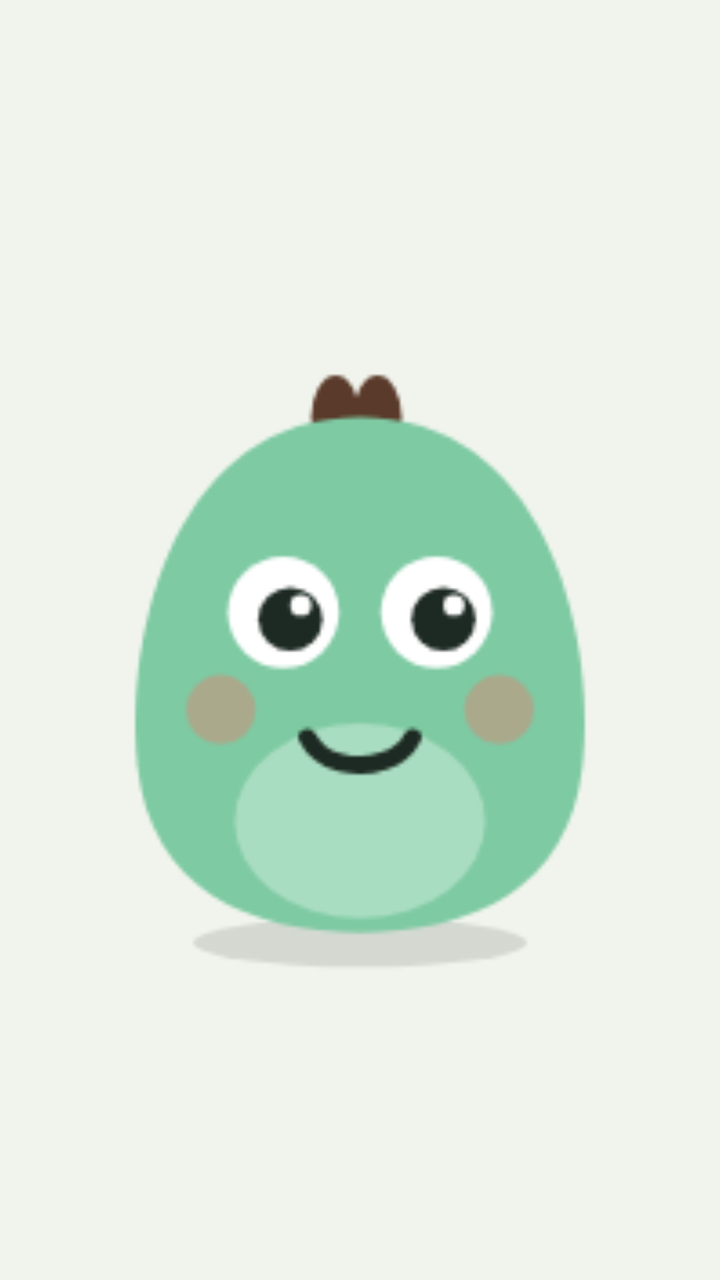
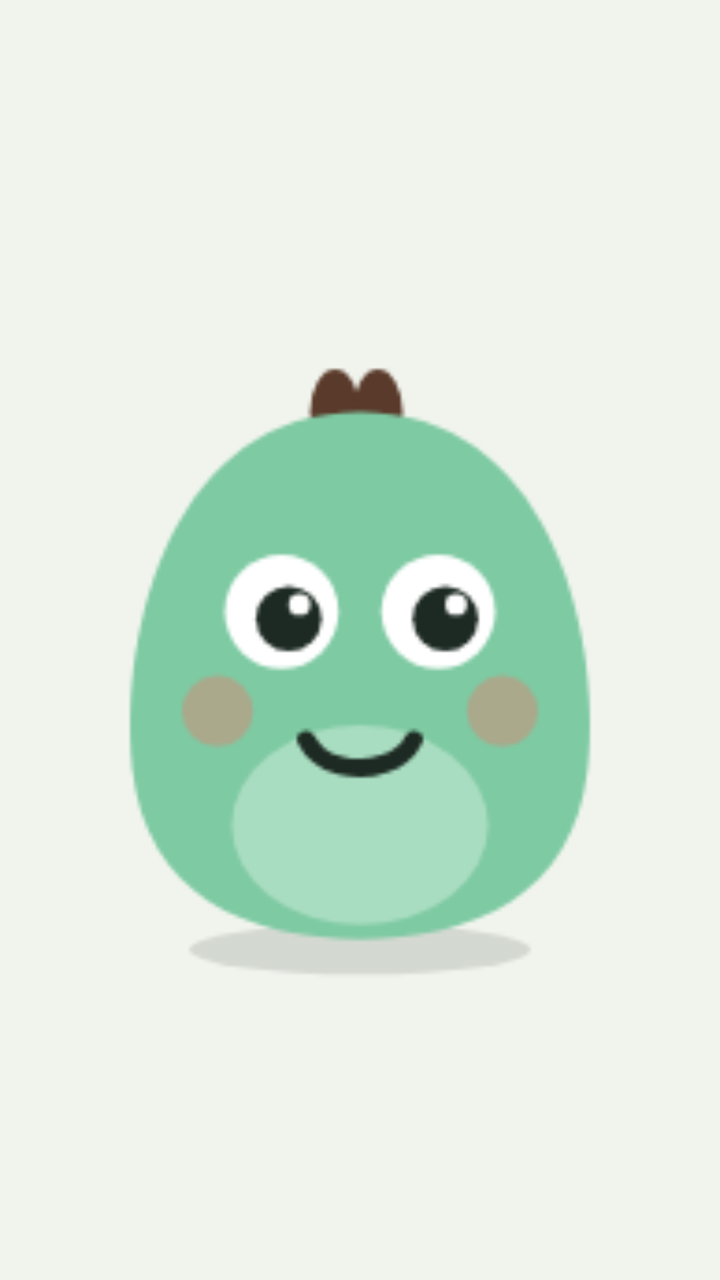

Before-and-after screenshots of an Android layout around one commit, followed by the original layout XML and the change that was made.
<!-- AndroidManifest.xml: application theme Theme.Tend -->
<!-- res/layout/widget_face_preview.xml -->
<?xml version="1.0" encoding="utf-8"?>
<FrameLayout xmlns:android="http://schemas.android.com/apk/res/android"
    android:layout_width="match_parent"
    android:layout_height="match_parent"
    android:background="@drawable/widget_bg"
    android:padding="6dp">

    <ImageView
        android:id="@+id/face"
        android:src="@drawable/widget_preview_face"
    android:layout_width="match_parent"
        android:layout_height="match_parent"
        android:contentDescription="@string/app_name"
        android:scaleType="fitCenter" />
</FrameLayout>
<!-- resources referenced by this layout -->
<resources>
  <!-- drawable widget_bg (drawable) -->
  <?xml version="1.0" encoding="utf-8"?>
  <shape xmlns:android="http://schemas.android.com/apk/res/android" android:shape="rectangle">
      <solid android:color="@color/sage" />
      <corners android:radius="24dp" />
  </shape>
  <!-- drawable widget_preview_face: png bitmap (drawable-nodpi, 8789 bytes) -->
  <string name="app_name">tend</string>
  <style name="Theme.Tend" parent="android:Theme.Material.Light.NoActionBar">
          <item name="android:windowBackground">@color/sage</item>
      </style>
  <color name="sage">#F1F4ED</color>
</resources>

<!-- the commit's change to res/layout/widget_face_preview.xml (unified diff, before → after) -->
@@ -2,14 +2,13 @@
 <FrameLayout xmlns:android="http://schemas.android.com/apk/res/android"
     android:layout_width="match_parent"
     android:layout_height="match_parent"
-    android:background="@drawable/widget_bg"
-    android:padding="6dp">
+    android:padding="2dp">
 
     <ImageView
         android:id="@+id/face"
-        android:src="@drawable/widget_preview_face"
-    android:layout_width="match_parent"
+        android:layout_width="match_parent"
         android:layout_height="match_parent"
         android:contentDescription="@string/app_name"
-        android:scaleType="fitCenter" />
+        android:scaleType="fitCenter"
+        android:src="@drawable/widget_preview_face" />
 </FrameLayout>
<!-- resource entries referenced after the edit -->
@@ -1,11 +1,5 @@
 <!-- resources referenced by this layout -->
 <resources>
-  <!-- drawable widget_bg (drawable) -->
-  <?xml version="1.0" encoding="utf-8"?>
-  <shape xmlns:android="http://schemas.android.com/apk/res/android" android:shape="rectangle">
-      <solid android:color="@color/sage" />
-      <corners android:radius="24dp" />
-  </shape>
   <!-- drawable widget_preview_face: png bitmap (drawable-nodpi, 8789 bytes) -->
   <string name="app_name">tend</string>
   <style name="Theme.Tend" parent="android:Theme.Material.Light.NoActionBar">
